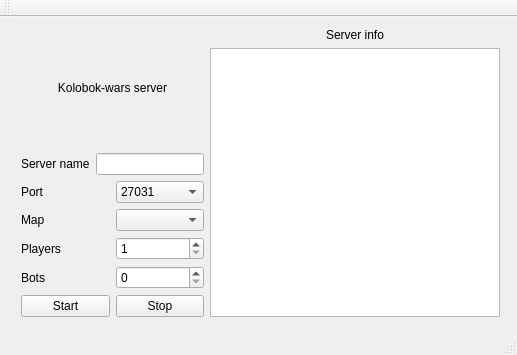
Above: kw-new/server/serverui.ui from thund3rcake/Kolobok-wars before the change. Below: the same form after it.
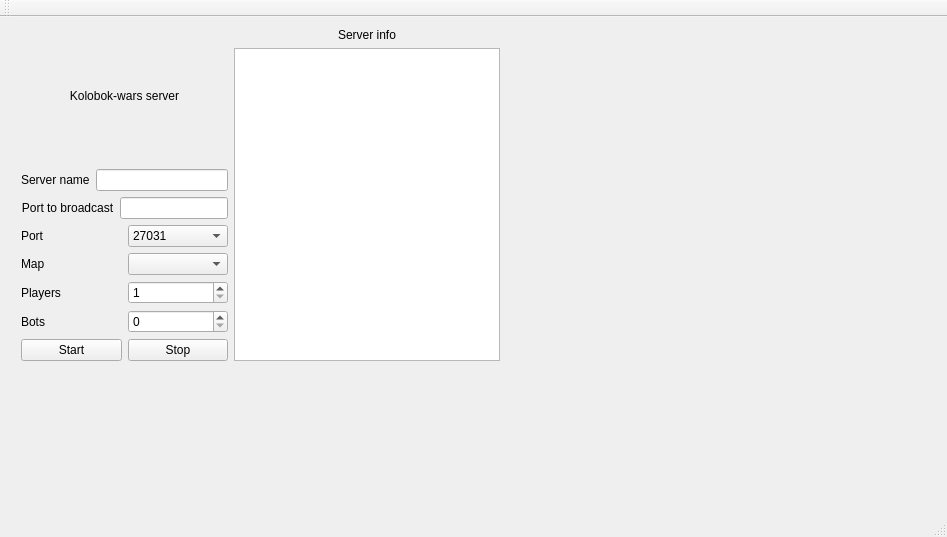
That is the form after the change.

Commit message: New field to write port to broadcast

What changed in the file:
```diff
--- a/kw-new/server/serverui.ui
+++ b/kw-new/server/serverui.ui
@@ -6,8 +6,8 @@
    <rect>
     <x>0</x>
     <y>0</y>
-    <width>517</width>
-    <height>355</height>
+    <width>947</width>
+    <height>537</height>
    </rect>
   </property>
   <property name="windowTitle">
@@ -20,7 +20,7 @@
       <x>10</x>
       <y>0</y>
       <width>501</width>
-      <height>311</height>
+      <height>355</height>
      </rect>
     </property>
     <layout class="QVBoxLayout" name="verticalLayout_3">
@@ -29,7 +29,7 @@
        <item row="1" column="1">
         <layout class="QVBoxLayout" name="verticalLayout_2">
          <item>
-          <widget class="QLabel" name="label_6">
+          <widget class="QLabel" name="labl_6">
            <property name="layoutDirection">
             <enum>Qt::LeftToRight</enum>
            </property>
@@ -82,6 +82,27 @@
              </item>
             </layout>
            </item>
+           <item>
+            <layout class="QHBoxLayout" name="horizontalLayout_7">
+             <item>
+              <layout class="QGridLayout" name="gridLayout">
+               <item row="0" column="0">
+                <widget class="QLabel" name="label_6">
+                 <property name="text">
+                  <string>Port to broadcast</string>
+                 </property>
+                 <property name="alignment">
+                  <set>Qt::AlignCenter</set>
+                 </property>
+                </widget>
+               </item>
+              </layout>
+             </item>
+             <item>
+              <widget class="QLineEdit" name="portToBroadcast"/>
+             </item>
+            </layout>
+           </item>
            <item>
             <layout class="QHBoxLayout" name="horizontalLayout_2">
              <item>
```
The commit also changes 12 other files.
